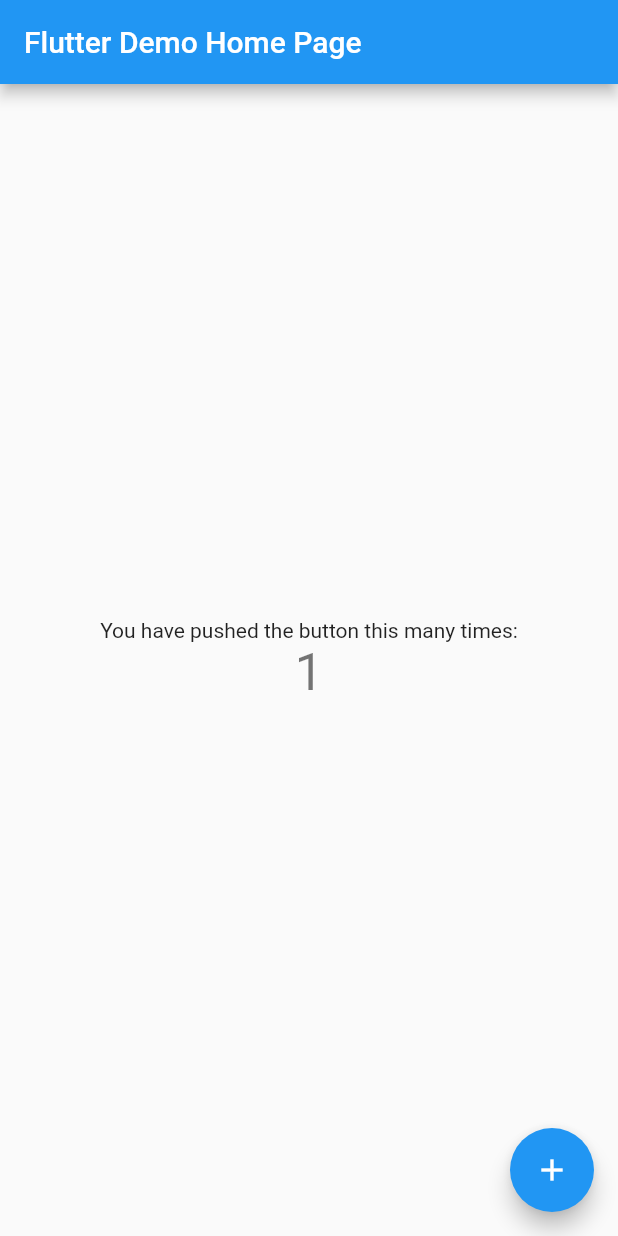
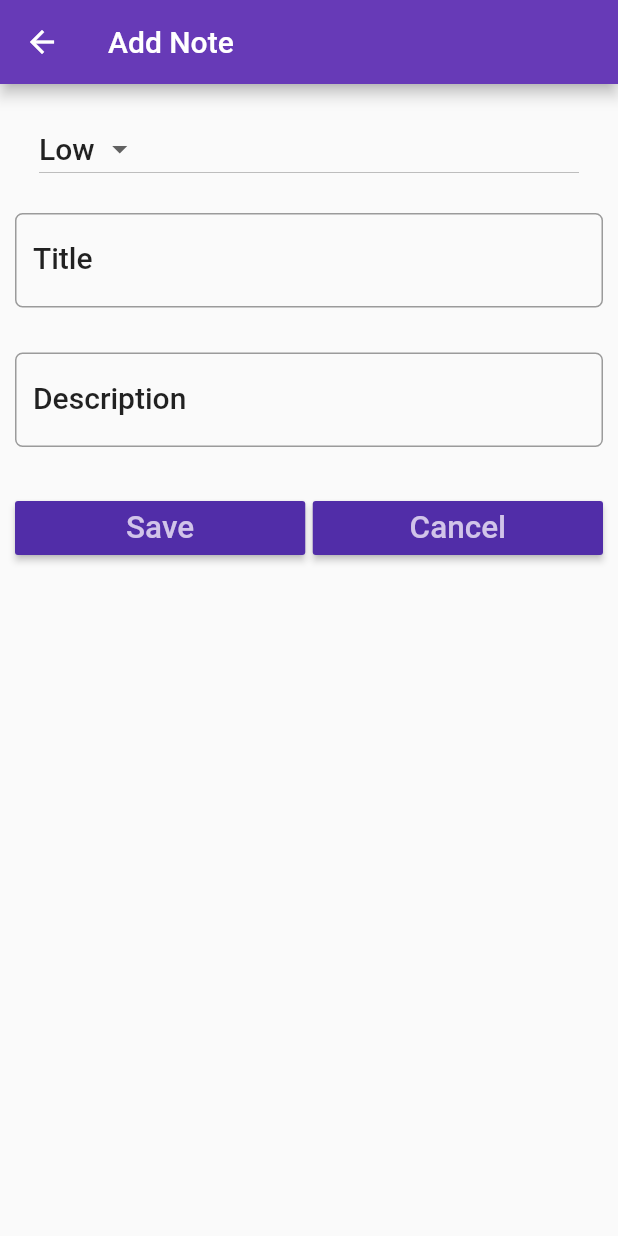
Before and after one commit to shivdevelop/NoteKeeper, a Flutter app: the screen it shows after launch, after a tap on the "add" icon, on a phone screen of 412 x 824 dp. Run offline on Flutter 3.47's test engine with Material 2 defaults, Android fonts, the phone set to English and light mode, and no system bars.

Commit message:
UI build

```diff
--- a/lib/main.dart
+++ b/lib/main.dart
@@ -1,117 +1,18 @@
 import 'package:flutter/material.dart';
+import 'package:notekeeper/screens/note_list.dart';
 
 void main() {
   runApp(MyApp());
 }
 
 class MyApp extends StatelessWidget {
-  // This widget is the root of your application.
   @override
   Widget build(BuildContext context) {
     return MaterialApp(
-      title: 'Flutter Demo',
-      theme: ThemeData(
-        // This is the theme of your application.
-        //
-        // Try running your application with "flutter run". You'll see the
-        // application has a blue toolbar. Then, without quitting the app, try
-        // changing the primarySwatch below to Colors.green and then invoke
-        // "hot reload" (press "r" in the console where you ran "flutter run",
-        // or simply save your changes to "hot reload" in a Flutter IDE).
-        // Notice that the counter didn't reset back to zero; the application
-        // is not restarted.
-        primarySwatch: Colors.blue,
-        // This makes the visual density adapt to the platform that you run
-        // the app on. For desktop platforms, the controls will be smaller and
-        // closer together (more dense) than on mobile platforms.
-        visualDensity: VisualDensity.adaptivePlatformDensity,
-      ),
-      home: MyHomePage(title: 'Flutter Demo Home Page'),
+      title: 'NoteKeeper',
+      debugShowCheckedModeBanner: false,
+      theme: ThemeData(primarySwatch: Colors.deepPurple),
+      home: NoteList(),
     );
   }
 }
-
-class MyHomePage extends StatefulWidget {
-  MyHomePage({Key key, this.title}) : super(key: key);
-
-  // This widget is the home page of your application. It is stateful, meaning
-  // that it has a State object (defined below) that contains fields that affect
-  // how it looks.
-
-  // This class is the configuration for the state. It holds the values (in this
-  // case the title) provided by the parent (in this case the App widget) and
-  // used by the build method of the State. Fields in a Widget subclass are
-  // always marked "final".
-
-  final String title;
-
-  @override
-  _MyHomePageState createState() => _MyHomePageState();
-}
-
-class _MyHomePageState extends State<MyHomePage> {
-  int _counter = 0;
-
-  void _incrementCounter() {
-    setState(() {
-      // This call to setState tells the Flutter framework that something has
-      // changed in this State, which causes it to rerun the build method below
-      // so that the display can reflect the updated values. If we changed
-      // _counter without calling setState(), then the build method would not be
-      // called again, and so nothing would appear to happen.
-      _counter++;
-    });
-  }
-
-  @override
-  Widget build(BuildContext context) {
-    // This method is rerun every time setState is called, for instance as done
-    // by the _incrementCounter method above.
-    //
-    // The Flutter framework has been optimized to make rerunning build methods
-    // fast, so that you can just rebuild anything that needs updating rather
-    // than having to individually change instances of widgets.
-    return Scaffold(
-      appBar: AppBar(
-        // Here we take the value from the MyHomePage object that was created by
-        // the App.build method, and use it to set our appbar title.
-        title: Text(widget.title),
-      ),
-      body: Center(
-        // Center is a layout widget. It takes a single child and positions it
-        // in the middle of the parent.
-        child: Column(
-          // Column is also a layout widget. It takes a list of children and
-          // arranges them vertically. By default, it sizes itself to fit its
-          // children horizontally, and tries to be as tall as its parent.
-          //
-          // Invoke "debug painting" (press "p" in the console, choose the
-          // "Toggle Debug Paint" action from the Flutter Inspector in Android
-          // Studio, or the "Toggle Debug Paint" command in Visual Studio Code)
-          // to see the wireframe for each widget.
-          //
-          // Column has various properties to control how it sizes itself and
-          // how it positions its children. Here we use mainAxisAlignment to
-          // center the children vertically; the main axis here is the vertical
-          // axis because Columns are vertical (the cross axis would be
-          // horizontal).
-          mainAxisAlignment: MainAxisAlignment.center,
-          children: <Widget>[
-            Text(
-              'You have pushed the button this many times:',
-            ),
-            Text(
-              '$_counter',
-              style: Theme.of(context).textTheme.headline4,
-            ),
-          ],
-        ),
-      ),
-      floatingActionButton: FloatingActionButton(
-        onPressed: _incrementCounter,
-        tooltip: 'Increment',
-        child: Icon(Icons.add),
-      ), // This trailing comma makes auto-formatting nicer for build methods.
-    );
-  }
-}
--- /dev/null
+++ b/lib/screens/note_detail.dart
@@ -0,0 +1,148 @@
+import 'package:flutter/material.dart';
+
+class NoteDetail extends StatefulWidget {
+  String appBarTitle;
+
+  NoteDetail(this.appBarTitle);
+
+  @override
+  State<StatefulWidget> createState() {
+    return NoteDetailState(this.appBarTitle);
+  }
+}
+
+class NoteDetailState extends State<NoteDetail> {
+  static var _priorities = ['High', 'Low'];
+
+  String appBarTitle;
+
+  TextEditingController titleController = TextEditingController();
+  TextEditingController descriptionController = TextEditingController();
+
+  NoteDetailState(this.appBarTitle);
+
+  @override
+  Widget build(BuildContext context) {
+    TextStyle textStyle = Theme.of(context).textTheme.title;
+    return WillPopScope(
+      onWillPop: () {
+        //Code to control things, on pressing back arrow of the device
+        moveToLastScreen();
+      },
+      child: Scaffold(
+        appBar: AppBar(
+          title: Text(appBarTitle),
+          leading: IconButton(
+              icon: Icon(Icons.arrow_back),
+              onPressed: () {
+                //Code to control things, on pressing back arrow in appBar
+                moveToLastScreen();
+              }),
+        ),
+        body: Padding(
+          padding: EdgeInsets.only(top: 15.0, left: 10.0, right: 10.0),
+          child: ListView(
+            children: [
+              //First Element
+              ListTile(
+                title: DropdownButton(
+                    items: _priorities.map((String dropDownStringItem) {
+                      return DropdownMenuItem(
+                          value: dropDownStringItem,
+                          child: Text(dropDownStringItem));
+                    }).toList(),
+                    style: textStyle,
+                    value: 'Low',
+                    onChanged: (String selectedPriority) {
+                      setState(() {
+                        debugPrint('User selected $selectedPriority');
+                      });
+                    }),
+              ),
+
+              //Second Element
+              Padding(
+                padding: EdgeInsets.only(top: 15.0, bottom: 15.0),
+                child: TextField(
+                  controller: titleController,
+                  style: textStyle,
+                  onChanged: (String value) {
+                    debugPrint('Something changed in Title Field');
+                  },
+                  decoration: InputDecoration(
+                      labelText: 'Title',
+                      labelStyle: textStyle,
+                      border: OutlineInputBorder(
+                          borderRadius: BorderRadius.circular(5.0))),
+                ),
+              ),
+
+              //Third Element
+              Padding(
+                padding: EdgeInsets.only(top: 15.0, bottom: 15.0),
+                child: TextField(
+                  controller: descriptionController,
+                  style: textStyle,
+                  onChanged: (String value) {
+                    debugPrint('Something changed in Description Field');
+                  },
+                  decoration: InputDecoration(
+                      labelText: 'Description',
+                      labelStyle: textStyle,
+                      border: OutlineInputBorder(
+                          borderRadius: BorderRadius.circular(5.0))),
+                ),
+              ),
+
+              //Fourth Element
+              Padding(
+                padding: EdgeInsets.only(top: 15.0, bottom: 15.0),
+                child: Row(
+                  children: [
+                    Expanded(
+                      child: RaisedButton(
+                        color: Theme.of(context).primaryColorDark,
+                        textColor: Theme.of(context).primaryColorLight,
+                        child: Text(
+                          "Save",
+                          textScaleFactor: 1.5,
+                        ),
+                        onPressed: () {
+                          setState(() {
+                            debugPrint("Save Pressed");
+                          });
+                        },
+                      ),
+                    ),
+                    Container(
+                      width: 5.0,
+                    ),
+                    Expanded(
+                      child: RaisedButton(
+                        color: Theme.of(context).primaryColorDark,
+                        textColor: Theme.of(context).primaryColorLight,
+                        child: Text(
+                          "Cancel",
+                          textScaleFactor: 1.5,
+                        ),
+                        onPressed: () {
+                          setState(() {
+                            debugPrint("Cancel Pressed");
+                          });
+                        },
+                      ),
+                    )
+                  ],
+                ),
+              ),
+            ],
+          ),
+        ),
+      ),
+    );
+  }
+
+  void moveToLastScreen() {
+    Navigator.pop(context);
+  }
+}
--- /dev/null
+++ b/lib/screens/note_list.dart
@@ -0,0 +1,69 @@
+import 'dart:ui';
+
+import 'package:flutter/material.dart';
+import 'package:notekeeper/screens/note_detail.dart';
+
+class NoteList extends StatefulWidget {
+  @override
+  State<StatefulWidget> createState() {
+    return NoteListState();
+  }
+}
+
+class NoteListState extends State<NoteList> {
+  var count = 0;
+
+  @override
+  Widget build(BuildContext context) {
+    return Scaffold(
+      appBar: AppBar(
+        title: Text('Notes'),
+      ),
+      body: getNoteListView(),
+      floatingActionButton: FloatingActionButton(
+        onPressed: () {
+          debugPrint("FAB Clicked");
+          navigateToNoteDetail('Add Note');
+        },
+        child: Icon(Icons.add),
+        tooltip: 'Add Note',
+      ),
+    );
+  }
+
+  ListView getNoteListView() {
+    TextStyle textStyle = Theme.of(context).textTheme.subhead;
+
+    return ListView.builder(
+      itemCount: count,
+      itemBuilder: (BuildContext context, int position) {
+        return Card(
+          color: Colors.white,
+          elevation: 2.0,
+          child: ListTile(
+            leading: CircleAvatar(
+              backgroundColor: Colors.yellow,
+              child: Icon(Icons.keyboard_arrow_right),
+            ),
+            title: Text('Dummy Title'),
+            subtitle: Text('Dummy Date'),
+            trailing: Icon(
+              Icons.delete,
+              color: Colors.grey,
+            ),
+            onTap: () {
+              debugPrint('ListTile Tapped');
+              navigateToNoteDetail('Edit Note');
+            },
+          ),
+        );
+      },
+    );
+  }
+
+  void navigateToNoteDetail(String title){
+    Navigator.push(context, MaterialPageRoute(builder: (context) {
+      return NoteDetail(title);
+    }));
+  }
+}
```
